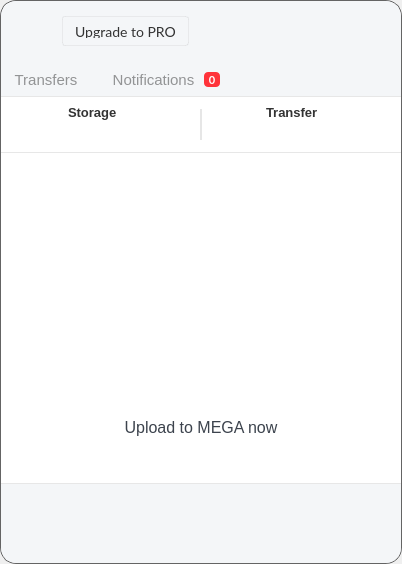
Above: src/MEGASync/gui/win/InfoDialog.ui from meganz/MEGAsync before the change. Below: the same form after it.
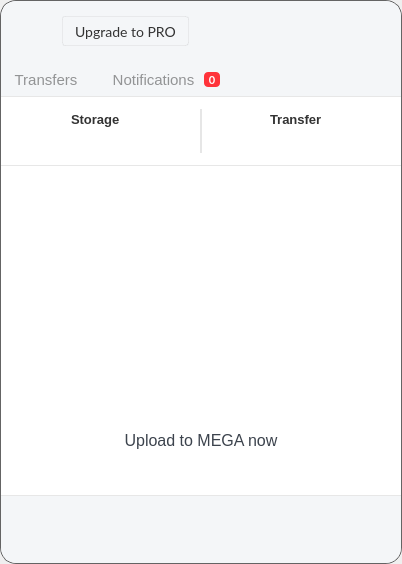
That is the form after the change. The open tabs and pages were chosen to show the change. Icons and pictures are not drawn. Custom widgets are drawn as their Qt base class.

Commit message: Several UI fixes: + Adjust layout usage stats widget of main dialog + Fix color for quota circular progress bar

Patch:
```diff
--- a/src/MEGASync/gui/win/InfoDialog.ui
+++ b/src/MEGASync/gui/win/InfoDialog.ui
@@ -263,7 +263,7 @@
 border: 1px solid rgba(0, 0, 0, 5%);
 border-radius: 3px;
 color: #333333;
-padding: 7px 12px 7px 12px;
+padding: 6px 12px 6px 12px;
 background-color: qlineargradient(x1: 0, y1: 0, x2: 0, y2: 1,
 stop: 0 #ffffff, stop: 1 #fafafa);
 }
@@ -921,7 +921,7 @@
                         <property name="minimumSize">
                          <size>
                           <width>400</width>
-                          <height>0</height>
+                          <height>68</height>
                          </size>
                         </property>
                         <property name="maximumSize">
@@ -938,13 +938,13 @@
                           <number>7</number>
                          </property>
                          <property name="leftMargin">
-                          <number>10</number>
+                          <number>14</number>
                          </property>
                          <property name="topMargin">
                           <number>0</number>
                          </property>
                          <property name="rightMargin">
-                          <number>10</number>
+                          <number>14</number>
                          </property>
                          <property name="bottomMargin">
                           <number>0</number>
@@ -959,7 +959,7 @@
                            </property>
                            <layout class="QHBoxLayout" name="horizontalLayout_4">
                             <property name="spacing">
-                             <number>5</number>
+                             <number>4</number>
                             </property>
                             <property name="leftMargin">
                              <number>0</number>
@@ -1155,10 +1155,10 @@
                            </property>
                            <layout class="QHBoxLayout" name="horizontalLayout_7">
                             <property name="spacing">
-                             <number>5</number>
+                             <number>4</number>
                             </property>
                             <property name="leftMargin">
-                             <number>0</number>
+                             <number>5</number>
                             </property>
                             <property name="topMargin">
                              <number>0</number>
```
Left out of the diff: 2 changed lines with no effect on the pictures. The commit also changes 5 other files.
